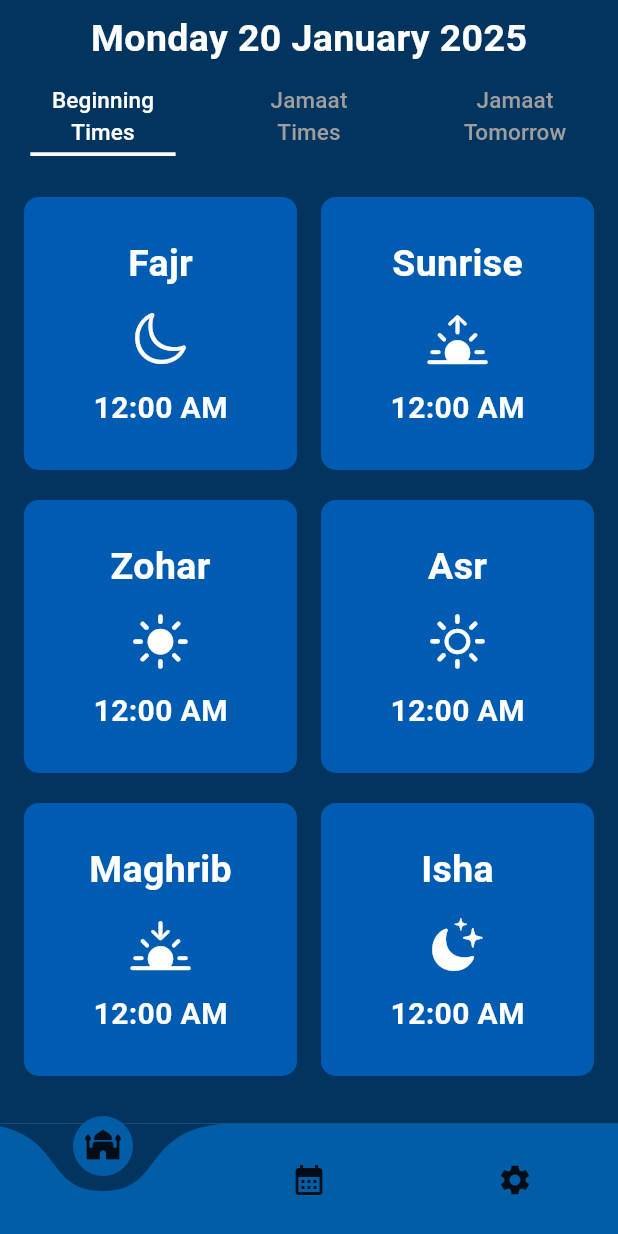
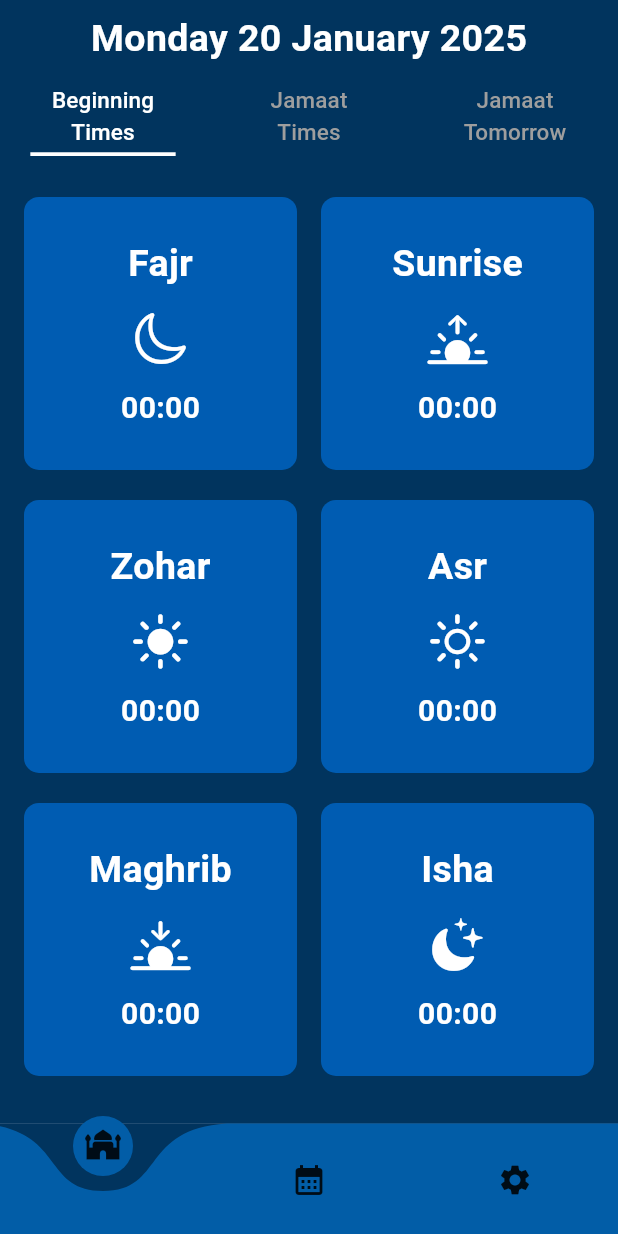
Before and after one commit to eytru/mahad, a Flutter app: the screen it shows after launch, on a phone screen of 412 x 824 dp. Run offline on Flutter 3.47's test engine with Material 3 defaults, Android fonts, the phone set to English and light mode, and no system bars; drawn by our look-alikes of curved_navigation_bar; our stand-ins replace cloud_firestore, firebase_core, scroll_snap_list; missing offline and left inert: flutter_pdfview; accounts and stored records are empty.

Commit message:
sucessfully added current day jamaat times and tomorrows jamaat time

```diff
--- a/lib/components/prayer_boxes.dart
+++ b/lib/components/prayer_boxes.dart
@@ -1,8 +1,18 @@
 import 'package:flutter/cupertino.dart';
 import 'package:flutter/material.dart';
+import 'package:mahad/models/prayer_data.dart';
 
 class PrayerBoxes extends StatelessWidget {
-  const PrayerBoxes({super.key});
+  final PrayerData? prayerData;
+  final bool prayerBeginning;
+  final bool prayerJamaat;
+
+  const PrayerBoxes({
+    super.key,
+    this.prayerData,
+    required this.prayerBeginning,
+    required this.prayerJamaat,
+  });
 
   @override
   Widget build(BuildContext context) {
@@ -14,6 +24,31 @@ class PrayerBoxes extends StatelessWidget {
       'Maghrib',
       'Isha'
     ];
+
+    // Determine the prayer times based on the 'prayerBeginning' and 'prayerJamaat' flags
+    List<String> prayerTimes = prayerBeginning
+        ? [
+            prayerData?.bFajr ?? "00:00",
+            prayerData?.sunrise ?? "00:00",
+            prayerData?.bZohar ?? "00:00",
+            prayerData?.bAsr ?? "00:00",
+            prayerData?.bMaghrib ?? "00:00",
+            prayerData?.bIsha ?? "00:00"
+          ]
+        : [
+            prayerData?.fajr ?? "00:00",
+            prayerData?.sunrise ?? "00:00",
+            prayerData?.zohar ?? "00:00",
+            prayerData?.asr ?? "00:00",
+            prayerData?.maghrib ?? "00:00",
+            prayerData?.isha ?? "00:00"
+          ];
+
+    // If it's the Jamaat times, we could decide to adjust how the times are shown
+    // For now, let's use a simple approach and show the same times but with "Jamaat" next to them.
+    if (prayerJamaat) {
+      prayerTimes = prayerTimes.map((time) => "$time").toList();
+    }
 
     return Padding(
       padding: const EdgeInsets.symmetric(horizontal: 16.0), // Adjusted padding
@@ -51,7 +86,8 @@ class PrayerBoxes extends StatelessWidget {
                           fontWeight: FontWeight.bold,
                         ),
                       ),
-                      const SizedBox(height: 12), // Increased space between text and icon
+                      const SizedBox(
+                          height: 12), // Increased space between text and icon
                       Icon(
                         index == 0 // Fajr case
                             ? CupertinoIcons.moon
@@ -63,18 +99,19 @@ class PrayerBoxes extends StatelessWidget {
                                         ? CupertinoIcons.sun_max
                                         : (index == 4 // Maghrib case
                                             ? CupertinoIcons.sunset_fill
-                                            : CupertinoIcons.moon_stars_fill)))), // Isha case
+                                            : CupertinoIcons
+                                                .moon_stars_fill)))), // Isha case
                         color: Colors.white,
                         size: 40, // Increased icon size
                       ),
-                      const SizedBox(height: 12), // Increased space between icon and time
+                      const SizedBox(
+                          height: 12), // Increased space between icon and time
                       Text(
-                        '12:00 AM', // Placeholder time
+                        prayerTimes[index], // Display the correct prayer time
                         style: const TextStyle(
-                          color: Colors.white,
-                          fontSize: 20,
-                          fontWeight: FontWeight.bold
-                        ),
+                            color: Colors.white,
+                            fontSize: 20,
+                            fontWeight: FontWeight.bold),
                       ),
                     ],
                   ),
--- a/lib/pages/prayerpage.dart
+++ b/lib/pages/prayerpage.dart
@@ -12,10 +12,16 @@ class PrayerPage extends StatefulWidget {
 }
 
 class _PrayerPageState extends State<PrayerPage> {
-  PrayerData? prayerData;
+  PrayerData? prayerDataToday;
+  PrayerData? prayerDataTomorrow;
+
   String currentMonth =
       DateFormat('MMMM').format(DateTime.now()); // e.g., "January"
+  String nextMonth = DateFormat('MMMM').format(DateTime.now()
+      .add(const Duration(days: 1))); // Handle month change for tomorrow
   int todayDate = DateTime.now().day; // e.g., 19
+  int tomorrowDate =
+      DateTime.now().add(const Duration(days: 1)).day; // e.g., 20
   String currentDayDate = DateFormat('EEEE d MMMM yyyy').format(DateTime.now());
 
   @override
@@ -25,35 +31,41 @@ class _PrayerPageState extends State<PrayerPage> {
   }
 
   Future<void> fetchPrayerTimes() async {
-    // Fetch prayer times from Firestore
-    QuerySnapshot<Map<String, dynamic>> querySnapshot = await FirebaseFirestore
-        .instance
-        .collection(currentMonth)
-        .where('DATE', isEqualTo: todayDate)
-        .get();
+    // Fetch today's prayer times
+    QuerySnapshot<Map<String, dynamic>> querySnapshotToday =
+        await FirebaseFirestore.instance
+            .collection(currentMonth)
+            .where('DATE', isEqualTo: todayDate)
+            .get();
 
-    if (querySnapshot.docs.isNotEmpty) {
-      // If data is found, set the prayer times
+    if (querySnapshotToday.docs.isNotEmpty) {
       setState(() {
-        prayerData = PrayerData.fromJson(querySnapshot.docs[0].data());
+        prayerDataToday =
+            PrayerData.fromJson(querySnapshotToday.docs[0].data());
       });
     } else {
-      // If no data found, set all times to "00:00"
       setState(() {
-        prayerData = PrayerData(
-          date: 0,
-          bFajr: "00:00",
-          sunrise: "00:00",
-          bZohar: "00:00",
-          bAsr: "00:00",
-          bMaghrib: "00:00",
-          bIsha: "00:00",
-          fajr: "00:00",
-          zohar: "00:00",
-          asr: "00:00",
-          maghrib: "00:00",
-          isha: "00:00",
-        );
+        prayerDataToday =
+            PrayerData.empty(); // Fallback in case data is missing
+      });
+    }
+
+    // Fetch tomorrow's prayer times
+    QuerySnapshot<Map<String, dynamic>> querySnapshotTomorrow =
+        await FirebaseFirestore.instance
+            .collection(nextMonth)
+            .where('DATE', isEqualTo: tomorrowDate)
+            .get();
+
+    if (querySnapshotTomorrow.docs.isNotEmpty) {
+      setState(() {
+        prayerDataTomorrow =
+            PrayerData.fromJson(querySnapshotTomorrow.docs[0].data());
+      });
+    } else {
+      setState(() {
+        prayerDataTomorrow =
+            PrayerData.empty(); // Fallback in case data is missing
       });
     }
   }
@@ -122,15 +134,27 @@ class _PrayerPageState extends State<PrayerPage> {
                     children: [
                       SafeArea(
                         bottom: true,
-                        child: PrayerBoxes(),
+                        child: PrayerBoxes(
+                          prayerData: prayerDataToday,
+                          prayerBeginning: true,
+                          prayerJamaat: false,
+                        ),
                       ),
                       SafeArea(
                         bottom: true,
-                        child: PrayerBoxes(),
+                        child: PrayerBoxes(
+                          prayerData: prayerDataToday,
+                          prayerBeginning: false,
+                          prayerJamaat: true,
+                        ),
                       ),
                       SafeArea(
                         bottom: true,
-                        child: PrayerBoxes(),
+                        child: PrayerBoxes(
+                          prayerData: prayerDataTomorrow,
+                          prayerBeginning: false,
+                          prayerJamaat: true,
+                        ),
                       ),
                     ],
                   ),
```
Also changed, not shown: lib/models/prayer_data.dart (+27 -11 lines).
